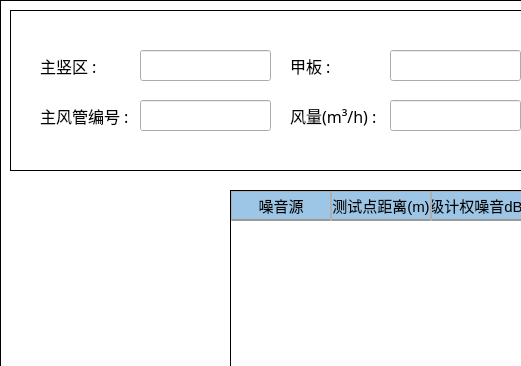
This is NoiseCalSoft/roomCal/room_cal_total.ui in haobana/NoiCal as Qt 5 draws it before an edit; both pictures show x 0 to 521 and y 0 to 366 of the 1201 by 691 pixel window. The edited form follows.
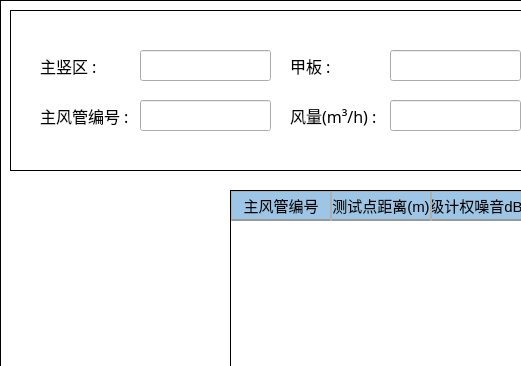
This is the edited form.

Diff of the .ui file:
```diff
--- a/NoiseCalSoft/roomCal/room_cal_total.ui
+++ b/NoiseCalSoft/roomCal/room_cal_total.ui
@@ -324,7 +324,7 @@
    </property>
    <column>
     <property name="text">
-     <string>噪音源</string>
+     <string>主风管编号</string>
     </property>
    </column>
    <column>
```
